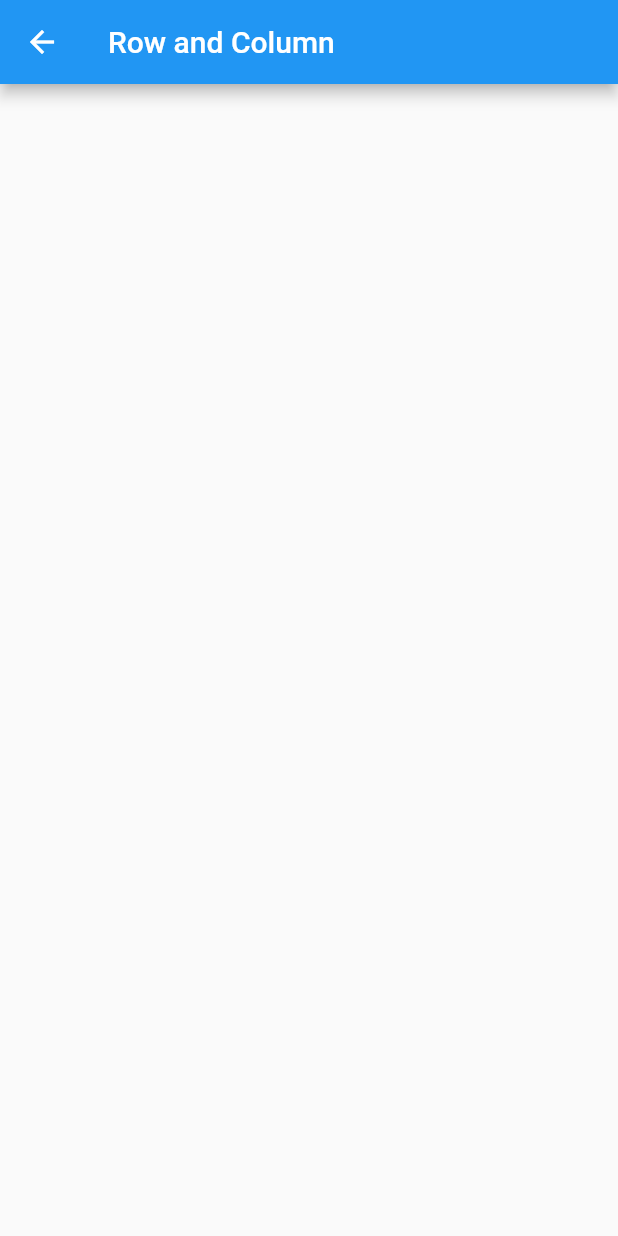
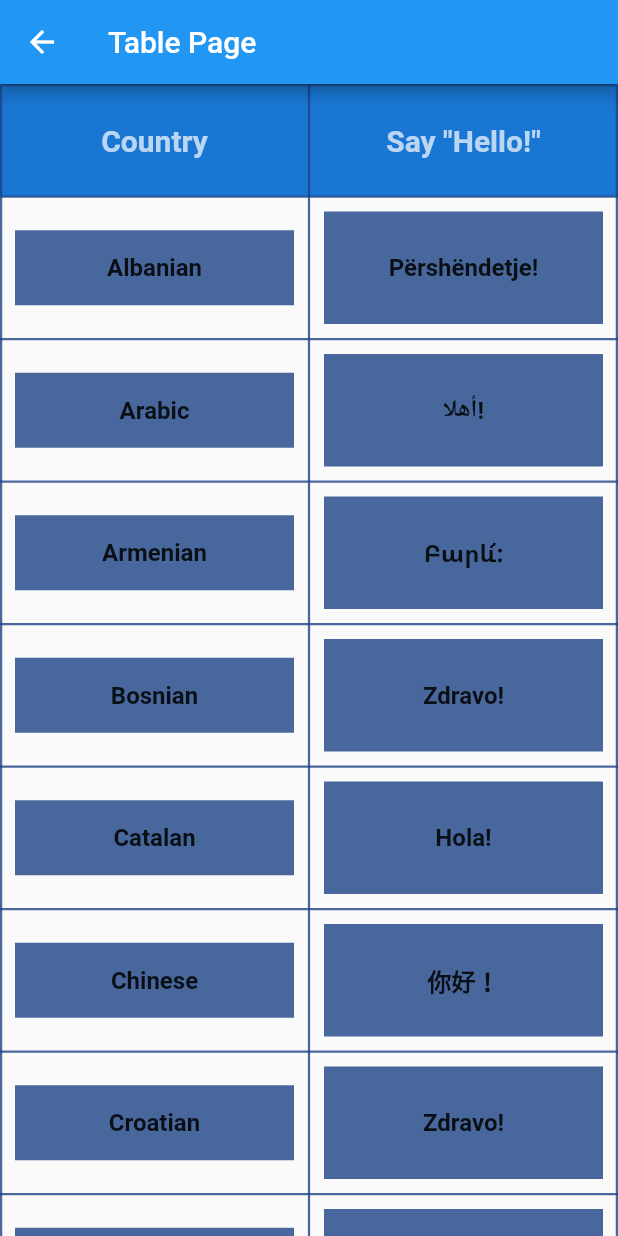
Before and after one commit to rcptanguilig/flutter_masters, a Flutter app: the TablePage screen opened directly, on a phone screen of 412 x 824 dp. Run offline on Flutter 3.47's test engine with Material 2 defaults, Android fonts, the phone set to English and light mode, and no system bars.

Commit message:
table and grid

```diff
--- a/lib/main.dart
+++ b/lib/main.dart
@@ -35,7 +35,7 @@ class MyApp extends StatelessWidget {
         '/stack': (BuildContext context) => SecondPage(),
         '/istack': (BuildContext context) => SecondPage(),
         '/grid': (BuildContext context) => GridViewPage(),
-        '/table': (BuildContext context) => SecondPage(),
+        '/table': (BuildContext context) => TablePage(),
         '/flow': (BuildContext context) => SecondPage(),
         '/wrap': (BuildContext context) => WrapPage(),
         '/listview': (BuildContext context) => ListViewPage(),
@@ -110,7 +110,7 @@ class _MyHomePageState extends State<MyHomePage> {
             ListTile(
               title: Text("Table"),
               onTap: () {
-                Navigator.pushNamed(context, "/second", arguments: _helloList);
+                Navigator.pushNamed(context, "/table", arguments: _helloList);
               },
             ),
             Divider(),
--- a/lib/pages/grid_page.dart
+++ b/lib/pages/grid_page.dart
@@ -25,7 +25,7 @@ class GridViewPage extends StatelessWidget {
             ),
             elevation: 1.5,
             margin: EdgeInsets.all(4.0),
-            color: Helper.generateRandomColor().withAlpha(40),
+            color: Helper.generateRandomColor().withAlpha(80),
           )
       );
     }
@@ -39,12 +39,11 @@ class GridViewPage extends StatelessWidget {
 
     return Scaffold(
       appBar: AppBar(
-        title: Text("ListView builder"),
+        title: Text("Grid Page"),
       ),
       body: GridView.count (
-        padding: EdgeInsets.all(5.0),
         scrollDirection: Axis.horizontal,
-        crossAxisSpacing: 10.0,
+        crossAxisSpacing: 5.0,
         crossAxisCount: 4,
         children: _helloCardBuilder(_helloList),
       ),
--- a/lib/pages/table_page.dart
+++ b/lib/pages/table_page.dart
@@ -2,7 +2,7 @@ import 'package:flutter/material.dart';
 import 'package:flutter_masters/helper.dart';
 
 class TablePage extends StatelessWidget {
-  Map<String, String> _helloTable = {
+  final Map<String, String> _helloTable = {
     "Albanian": "Përshëndetje!",
     "Arabic": "أهلا!",
     "Armenian": "Բարև՜։",
@@ -45,26 +45,73 @@ class TablePage extends StatelessWidget {
     "Ukrainian": "Привіт!"
   };
 
-  TableRow _buildRow(String a, String b) {
-    return TableRow(children: [
-      Container(
-        margin: EdgeInsets.all(10.0),
-        child: Text("\u{1F1E6}\u{1F1FF}"),
-        height: 100.0,
-        color: Helper.generateRandomColor(),
+  Widget _buildTextBox(String text) {
+    return Center(
+      child: Text(
+        text,
+        style: TextStyle(
+          fontWeight: FontWeight.bold,
+          fontSize: 16.0,
+        ),
       ),
-      Container(
-        margin: EdgeInsets.all(10.0),
-        child: Text("Element 2"),
-        height: 150.0,
-        color: Helper.generateRandomColor(),
-      ),
-    ]);
+    );
   }
 
-  List<TableRow> _buildRows() {
+  Widget _buildHeaderBox(String text) {
+    return Center(
+      child: Text(
+        text,
+        style: TextStyle(
+          fontWeight: FontWeight.w600,
+          fontSize: 20.0,
+          color: Colors.white70,
+        ),
+      ),
+    );
+  }
+
+  List<TableRow> _buildRows(BuildContext context) {
     List<TableRow> rows = [];
-    _helloTable.forEach((String k, String v) => print("\(k) : \(v)"));
+
+    rows.add(
+        TableRow(
+      children: [
+        Container(
+          child: _buildHeaderBox("Country"),
+          height: 75.0,
+          color: Theme.of(context).primaryColorDark,
+        ),
+        Container(
+          child: _buildHeaderBox("Say \"Hello!\""),
+          height: 75.0,
+          color: Theme.of(context).primaryColorDark,
+        ),
+      ],
+    ));
+
+    _helloTable.forEach(
+      (String k, String v) {
+        print(k + " : " + v);
+        rows.add(
+          TableRow(
+            children: [
+              Container(
+                margin: EdgeInsets.all(10.0),
+                child: _buildTextBox(k),
+                height: 50.0,
+                color: Helper.generateRandomColor(),
+              ),
+              Container(
+                margin: EdgeInsets.all(10.0),
+                child: _buildTextBox(v),
+                height: 75.0,
+                color: Helper.generateRandomColor(),
+              ),
+            ],
+          ),
+        );
+      },
+    );
     return rows;
   }
 
@@ -72,10 +119,15 @@ class TablePage extends StatelessWidget {
   Widget build(BuildContext context) {
     return Scaffold(
       appBar: AppBar(
-        title: Text("Row and Column"),
+        title: Text("Table Page"),
       ),
       body: Table(
-        children: _buildRows(),
+        defaultVerticalAlignment: TableCellVerticalAlignment.middle,
+        border: TableBorder.all(
+          color: Helper.generateRandomColor(),
+          width: 1.5,
+        ),
+        children: _buildRows(context),
       ),
     );
   }
```
